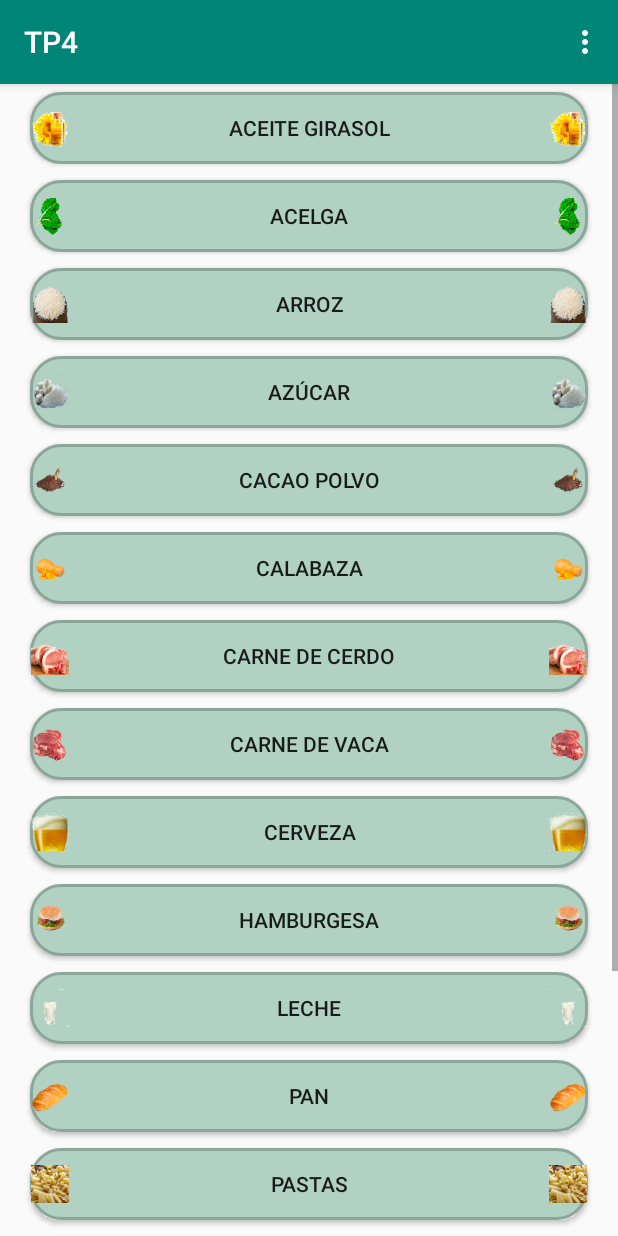
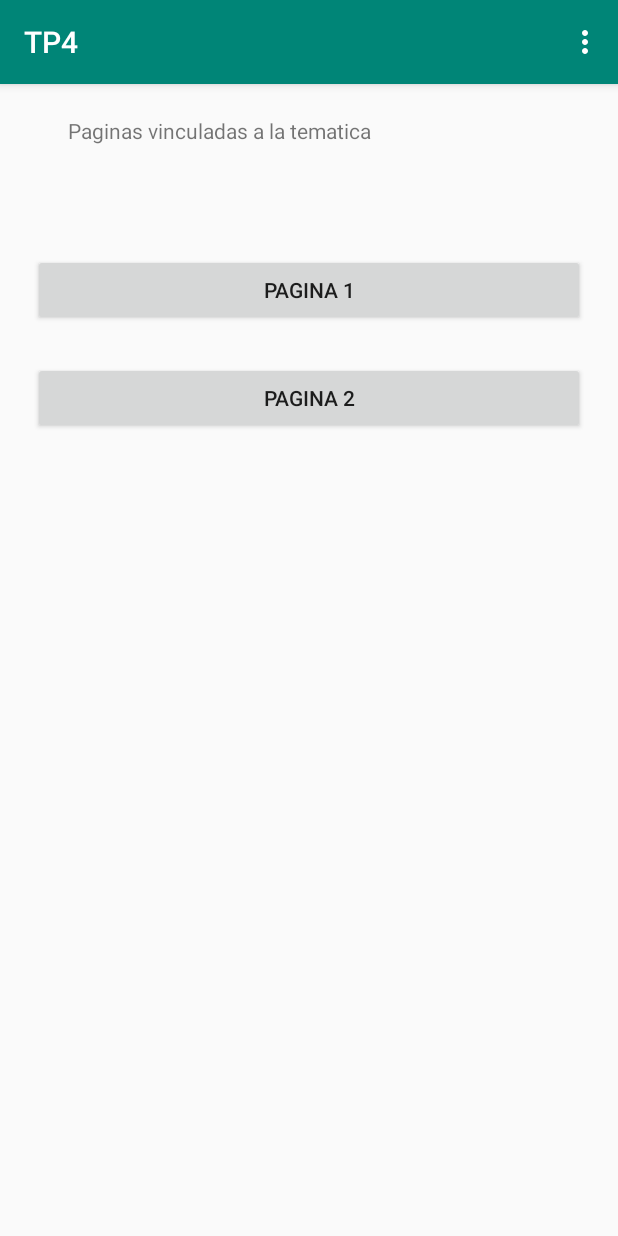
Before and after one commit to santiagoferreira33/TP4, an Android app: the screen it shows after launch (MainActivity before the commit, Actividad3 after it), in the options menu, after a tap on "Actividad_3", on a phone screen of 412 x 824 dp. Run offline under Robolectric (Android 15) with nearby library versions, the phone set to English and light mode, and no system bars.

Commit message:
agregado actividad 3

```diff
--- a/app/src/main/AndroidManifest.xml
+++ b/app/src/main/AndroidManifest.xml
@@ -1,6 +1,8 @@
 <?xml version="1.0" encoding="utf-8"?>
 <manifest xmlns:android="http://schemas.android.com/apk/res/android"
     package="com.example.asus_rog.tp4">
+
+    <uses-permission android:name="android.permission.INTERNET" />
 
     <application
         android:allowBackup="true"
@@ -16,6 +18,9 @@
                 <category android:name="android.intent.category.LAUNCHER" />
             </intent-filter>
         </activity>
+        <activity android:name=".Actividad3" />
+        <activity android:name=".Pagina1" />
+        <activity android:name=".Pagina2"></activity>
     </application>
 
 </manifest>
--- /dev/null
+++ b/app/src/main/java/com/example/asus_rog/tp4/Actividad3.java
@@ -0,0 +1,71 @@
+package com.example.asus_rog.tp4;
+
+import android.content.Intent;
+import android.support.v7.app.AppCompatActivity;
+import android.os.Bundle;
+import android.view.Menu;
+import android.view.MenuItem;
+import android.view.View;
+import android.widget.Button;
+
+public class Actividad3 extends AppCompatActivity {
+    public Button webview1;
+    public Button webview2;
+
+    public void init(){
+
+        webview1 = (Button)findViewById(R.id.webview1);
+        webview1.setOnClickListener(new View.OnClickListener() {
+            @Override
+            public void onClick(View view) {
+
+                Intent redir = new Intent(Actividad3.this,Pagina1.class);
+                startActivity(redir);
+            }
+        });
+
+        webview2 = (Button)findViewById(R.id.webview2);
+        webview2.setOnClickListener(new View.OnClickListener() {
+            @Override
+            public void onClick(View view) {
+
+                Intent redir2 = new Intent(Actividad3.this,Pagina2.class);
+                startActivity(redir2);
+            }
+        });
+    }
+    @Override
+    protected void onCreate(Bundle savedInstanceState) {
+        super.onCreate(savedInstanceState);
+        setContentView(R.layout.activity_actividad3);
+        init();
+    }
+
+    @Override public boolean onCreateOptionsMenu(Menu mimenu){
+        getMenuInflater().inflate(R.menu.menu_activity, mimenu);
+        return true;
+    }
+
+    @Override public boolean onOptionsItemSelected(MenuItem opcion_menu){
+
+        switch (opcion_menu.getItemId()) {
+            case R.id.actividad1:
+                //LLAMAR A LA ACTIVIDAD 1
+                Intent i = new Intent(Actividad3.this, MainActivity.class);
+                startActivity(i);
+                return true;
+            case R.id.actividad2:
+                //LLAMAR A LA ACTIVIDAD 2                              //Actividad 2.class
+                Intent i2 = new Intent(Actividad3.this, MainActivity.class);
+                startActivity(i2);
+                return true;
+            case R.id.actividad3:
+                //LLAMAR A LA ACTIVIDAD 3                              //Actividad 3.class
+                Intent i3 = new Intent(Actividad3.this, Actividad3.class);
+                startActivity(i3);
+                return true;
+            default:
+                return super.onOptionsItemSelected(opcion_menu);
+        }
+    }
+}
--- a/app/src/main/java/com/example/asus_rog/tp4/MainActivity.java
+++ b/app/src/main/java/com/example/asus_rog/tp4/MainActivity.java
@@ -133,7 +133,7 @@ public class MainActivity extends AppCompatActivity implements View.OnClickListe
                 return true;
             case R.id.actividad3:
                 //LLAMAR A LA ACTIVIDAD 3                              //Actividad 3.class
-                Intent i3 = new Intent(MainActivity.this, MainActivity.class);
+                Intent i3 = new Intent(MainActivity.this, Actividad3.class);
                 startActivity(i3);
                 return true;
             default:
--- /dev/null
+++ b/app/src/main/res/layout/activity_actividad3.xml
@@ -0,0 +1,46 @@
+<?xml version="1.0" encoding="utf-8"?>
+<android.support.constraint.ConstraintLayout xmlns:android="http://schemas.android.com/apk/res/android"
+    xmlns:app="http://schemas.android.com/apk/res-auto"
+    xmlns:tools="http://schemas.android.com/tools"
+    android:layout_width="match_parent"
+    android:layout_height="match_parent"
+    tools:context=".Actividad3">
+
+    <RelativeLayout
+        android:layout_width="368dp"
+        android:layout_height="495dp"
+        android:layout_marginTop="8dp"
+        app:layout_constraintEnd_toEndOf="parent"
+        app:layout_constraintStart_toStartOf="parent"
+        app:layout_constraintTop_toTopOf="parent">
+
+        <Button
+            android:id="@+id/webview1"
+            android:layout_width="match_parent"
+            android:layout_height="wrap_content"
+            android:layout_alignParentTop="true"
+            android:layout_marginTop="105dp"
+            android:text="pagina 1" />
+
+        <Button
+            android:id="@+id/webview2"
+            android:layout_width="match_parent"
+            android:layout_height="wrap_content"
+            android:layout_alignParentTop="true"
+            android:layout_marginTop="177dp"
+            android:text="pagina 2" />
+
+        <TextView
+            android:id="@+id/textView"
+            android:layout_width="331dp"
+            android:layout_height="52dp"
+            android:layout_alignParentStart="true"
+            android:layout_alignParentLeft="true"
+            android:layout_alignParentTop="true"
+            android:layout_marginStart="23dp"
+            android:layout_marginLeft="23dp"
+            android:layout_marginTop="13dp"
+            android:text="Paginas vinculadas a la tematica" />
+
+    </RelativeLayout>
+</android.support.constraint.ConstraintLayout>
```
Also changed, not shown: app/src/main/java/com/example/asus_rog/tp4/Pagina1.java (added, +61 -0 lines), app/src/main/java/com/example/asus_rog/tp4/Pagina2.java (added, +61 -0 lines), app/src/main/res/layout/activity_pagina1.xml (added, +18 -0 lines), app/src/main/res/layout/activity_pagina2.xml (added, +15 -0 lines).
